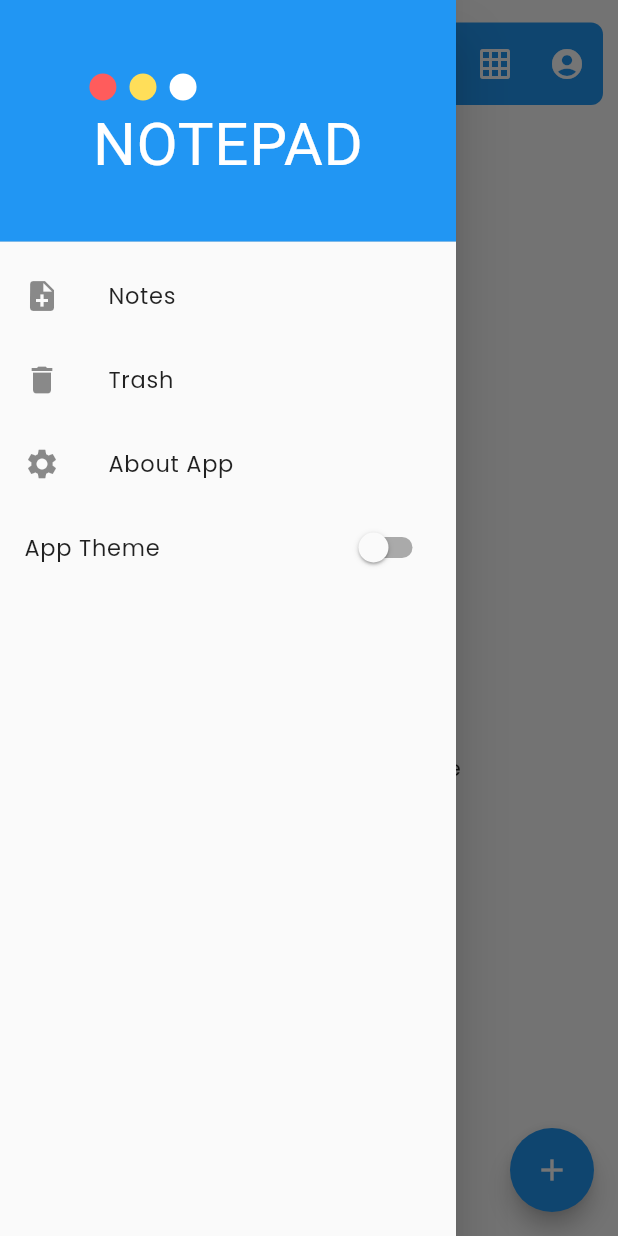
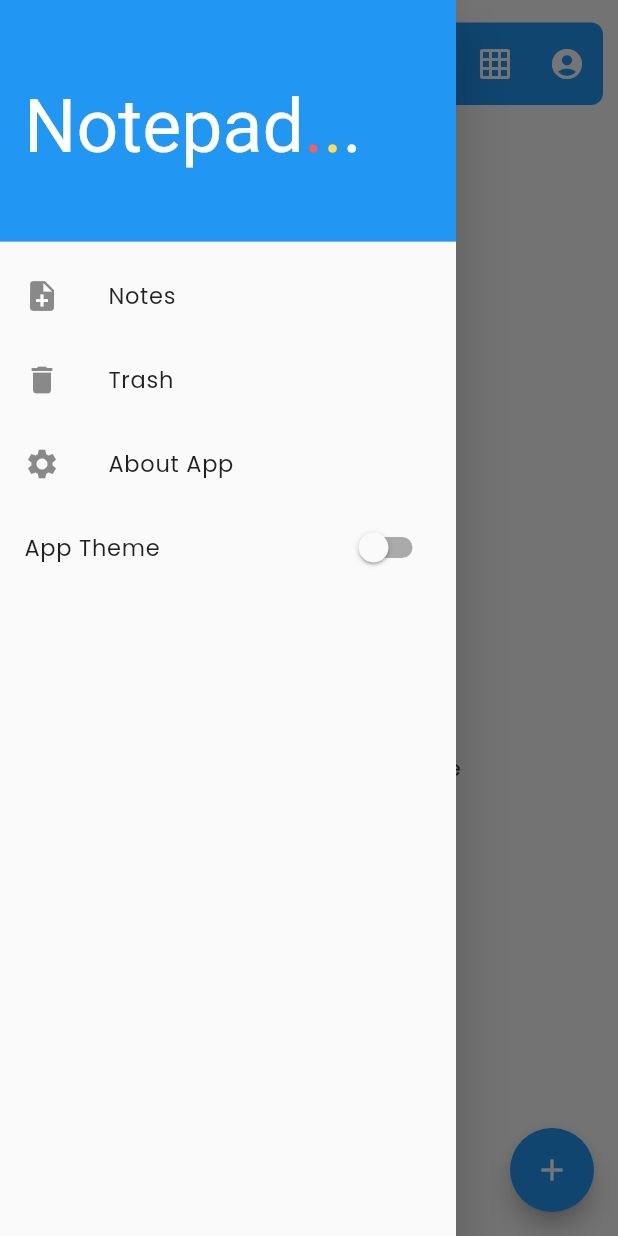
Before and after one commit to amaan-zafar/notes, a Flutter app: the screen it shows after launch, with the side drawer open, on a phone screen of 412 x 824 dp. Run offline on Flutter 3.47's test engine with Material 2 defaults, Android fonts, the phone set to English and light mode, and no system bars; our stand-ins replace google_fonts, shared_preferences, sqflite; accounts and stored records are empty; Roboto replaces fonts that are missing (Overpass).

Commit message:
minor changes

```diff
--- /dev/null
+++ b/lib/components/constants.dart
@@ -0,0 +1,3 @@
+library constants;
+
+const String APP_NAME = 'Notepad';
--- a/lib/components/header.dart
+++ b/lib/components/header.dart
@@ -3,46 +3,52 @@ import 'package:flutter/material.dart';
 class Header extends StatelessWidget {
   @override
   Widget build(BuildContext context) {
-    AssetImage assetImage = AssetImage('images/header_light_theme.png');
-    Image image = Image(
-      image: assetImage,
-      width: 10,
-    );
     return Container(
-        child: Column(
-      mainAxisAlignment: MainAxisAlignment.center,
+        child: Row(
+      mainAxisAlignment: MainAxisAlignment.start,
       children: <Widget>[
-        Row(
-          children: <Widget>[
-            Spacer(flex: 5),
-            CircleAvatar(
-              backgroundColor: Color(0xffff5c5c),
-              radius: 9,
-            ),
-            Spacer(),
-            CircleAvatar(
-              backgroundColor: Color(0xffffde59),
-              radius: 9,
-            ),
-            Spacer(),
-            CircleAvatar(
-              backgroundColor: Colors.white,
-              radius: 9,
-            ),
-            Spacer(
-              flex: 18,
-            ),
-          ],
+        Text(
+          'Notepad',
+          style: Theme.of(context)
+              .textTheme
+              .headline3
+              .copyWith(color: Colors.white),
         ),
-        SizedBox(
-          height: 6,
+        Text(
+          '.',
+          style: Theme.of(context)
+              .textTheme
+              .headline3
+              .copyWith(color: Color(0xffff5c5c)),
         ),
-        Text('NOTEPAD',
-            style: TextStyle(
-              fontSize: 40,
-              fontFamily: 'Times',
-              color: Colors.white,
-            )),
+        Text(
+          '.',
+          style: Theme.of(context)
+              .textTheme
+              .headline3
+              .copyWith(color: Color(0xffffde59)),
+        ),
+        Text(
+          '.',
+          style: Theme.of(context)
+              .textTheme
+              .headline3
+              .copyWith(color: Colors.white),
+        )
+        // CircleAvatar(
+        //   backgroundColor: Color(0xffff5c5c),
+        //   radius: 6,
+        // ),
+        // SizedBox(width: 6),
+        // CircleAvatar(
+        //   backgroundColor: Color(0xffffde59),
+        //   radius: 6,
+        // ),
+        // SizedBox(width: 6),
+        // CircleAvatar(
+        //   backgroundColor: Colors.white,
+        //   radius: 6,
+        // ),
       ],
     ));
   }
```
